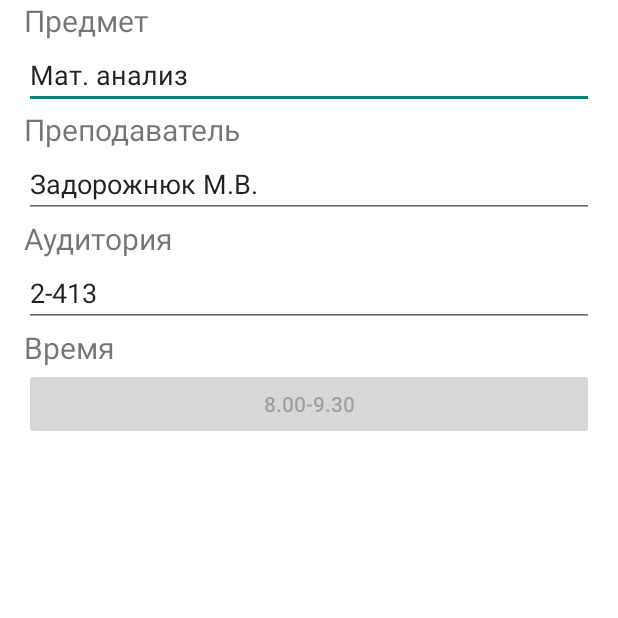
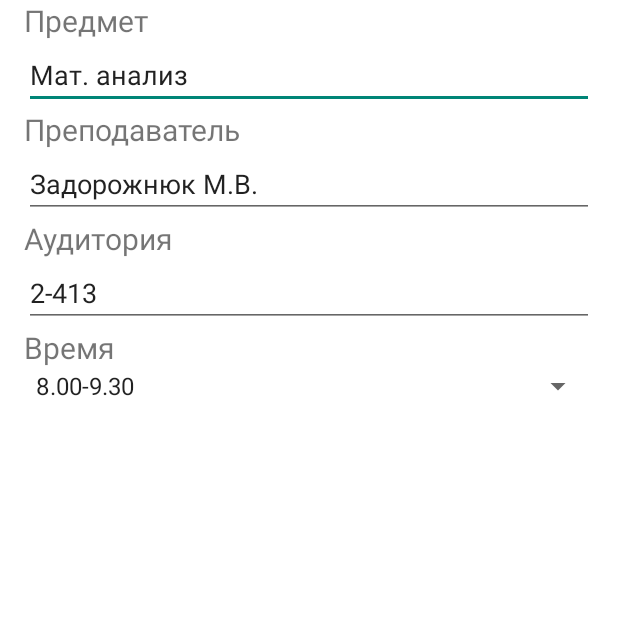
Before and after one commit to akella266/Shedule, an Android app: the InfoFragment screen opened directly, with no data from a screen before it, on a phone screen of 412 x 824 dp, the top half of it. Run offline under Robolectric (Android 15) with nearby library versions, the phone set to English and light mode, and no system bars.

Commit message:
Change button with time on spinner.

```diff
--- a/app/src/main/java/com/akella266/paspisaniereload/Fragments/InfoFragment.java
+++ b/app/src/main/java/com/akella266/paspisaniereload/Fragments/InfoFragment.java
@@ -7,23 +7,29 @@ import android.support.v4.app.Fragment;
 import android.view.LayoutInflater;
 import android.view.View;
 import android.view.ViewGroup;
-import android.widget.Button;
+import android.widget.AdapterView;
+import android.widget.ArrayAdapter;
 import android.widget.EditText;
+import android.widget.Spinner;
+
 
 import com.akella266.paspisaniereload.LessonInfo;
 import com.akella266.paspisaniereload.R;
 
+import java.util.ArrayList;
 import java.util.UUID;
-
+//{"8.00-9.30", "9.45-11.15", "11.25-12.55", "13.25-14.55", "15.05-16.35", "16.50-18.20"}
 public class InfoFragment extends Fragment {
 
     private static final String ARG_LESSON_ID ="lesson_id";
-
+    private ArrayList<String> times;
+    private String[] str = new String[]{"8.00-9.30", "9.45-11.15", "11.25-12.55", "13.25-14.55", "15.05-16.35", "16.50-18.20"};
+    ArrayAdapter<String> timesAdapter;
     LessonInfo lessonInfo;
     EditText etLesson;
     EditText etProf;
     EditText etRoom;
-    Button btnTime;
+    Spinner sprTime;
 
     public static InfoFragment newInstance(UUID id){
         Bundle args = new Bundle();
@@ -39,6 +45,15 @@ public class InfoFragment extends Fragment {
     public View onCreateView(LayoutInflater inflater, @Nullable ViewGroup container, @Nullable Bundle savedInstanceState) {
         View view = inflater.inflate(R.layout.lesson_fragment, container, false );
 
+        times = new ArrayList<String>();
+        times.add("8.00-9.30");
+        times.add("9.45-11.15");
+        times.add("11.25-12.55");
+        times.add("13.25-14.55");
+        times.add("15.05-16.35");
+        times.add("16.50-18.20");
+
+
         UUID lessonId = (UUID)getArguments().getSerializable(ARG_LESSON_ID);
         lessonInfo = LessonSingle.get(getActivity()).getLesson(lessonId);
 
@@ -48,9 +63,29 @@ public class InfoFragment extends Fragment {
         etProf.setText(lessonInfo.getProf());
         etRoom = (EditText) view.findViewById(R.id.lesson_fragment_et_Room);
         etRoom.setText(lessonInfo.getRoom());
-        btnTime = (Button) view.findViewById(R.id.lesson_fragment_btn_time);
-        btnTime.setText(lessonInfo.getTime());
-        btnTime.setEnabled(false);
+
+
+        sprTime = (Spinner) view.findViewById(R.id.lesson_fragment_spinner_time);
+        timesAdapter = new ArrayAdapter<String>(getActivity(),android.R.layout.simple_spinner_item, times);
+        timesAdapter.setDropDownViewResource(android.R.layout.simple_spinner_dropdown_item);
+
+        sprTime.setAdapter(timesAdapter);
+        sprTime.setPrompt("Время");
+        sprTime.setSelection(times.indexOf(lessonInfo.getTime()));
+        sprTime.setOnItemSelectedListener(new AdapterView.OnItemSelectedListener() {
+            @Override
+            public void onItemSelected(AdapterView<?> adapterView, View view, int i, long l) {
+                sprTime.setSelection(i);
+            }
+
+            @Override
+            public void onNothingSelected(AdapterView<?> adapterView) {
+
+            }
+        });
+
+
+
 
         return view;
     }
--- a/app/src/main/java/com/akella266/paspisaniereload/LessonInfo.java
+++ b/app/src/main/java/com/akella266/paspisaniereload/LessonInfo.java
@@ -10,6 +10,7 @@ public class LessonInfo {
 
     private UUID id;
     private String lesson;
+    private int index;
     private String prof;
     private String room;
     private String time;
--- a/app/src/main/res/layout/lesson_fragment.xml
+++ b/app/src/main/res/layout/lesson_fragment.xml
@@ -61,11 +61,12 @@
         android:textSize="20sp"
         android:text="@string/lesson_fragment_tv_Time"/>
 
-    <Button
-        android:id="@+id/lesson_fragment_btn_time"
+    <Spinner
+        android:id="@+id/lesson_fragment_spinner_time"
         android:layout_width="match_parent"
         android:layout_height="wrap_content"
         android:layout_marginLeft="16dp"
-        android:layout_marginRight="16dp"/>
+        android:layout_marginRight="16dp">
+    </Spinner>
 
 </LinearLayout>
```
